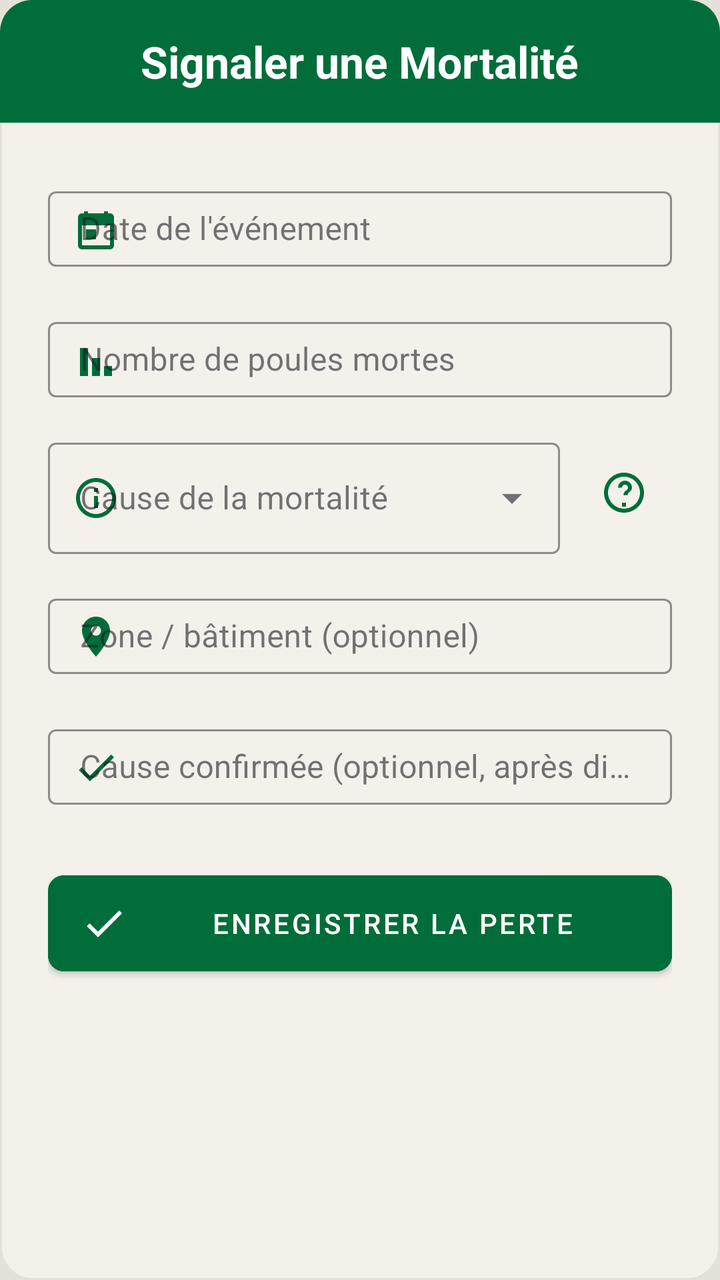
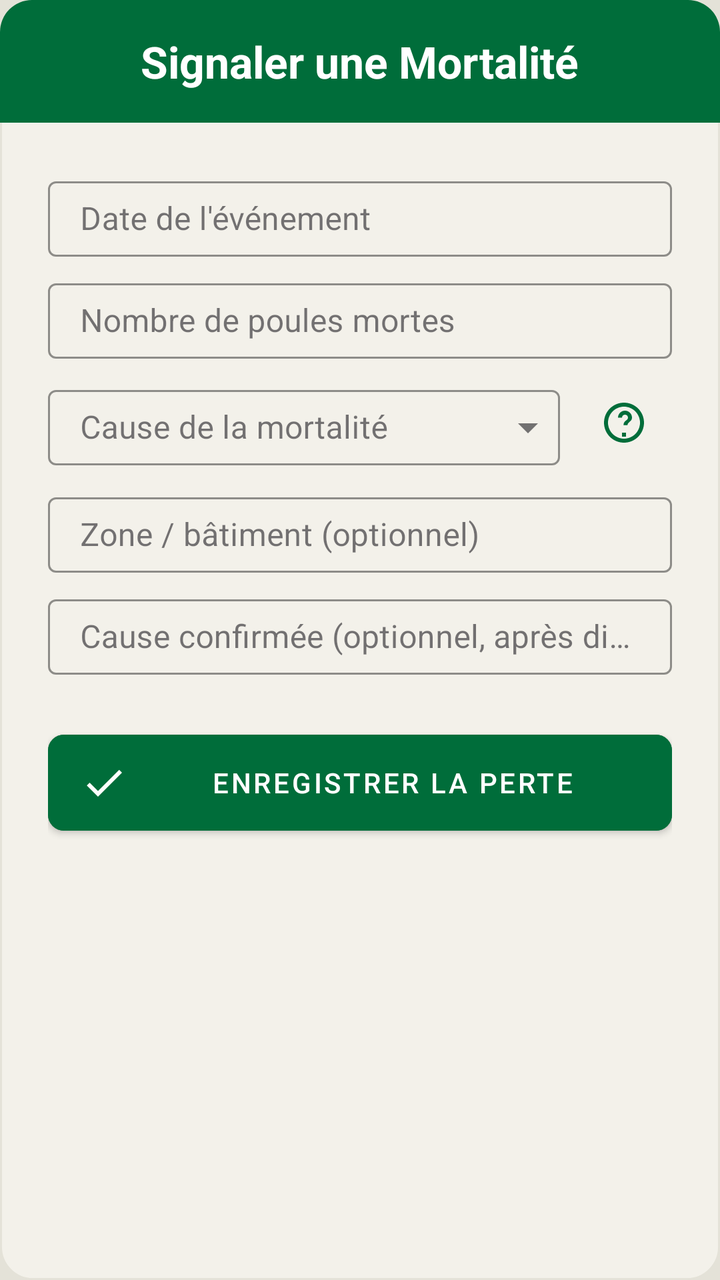

Before-and-after screenshots of an Android layout around one commit, followed by the original layout XML and the change that was made.
<!-- AndroidManifest.xml: application theme Theme.Poulailler_copilot -->
<!-- res/layout/dialog_add_mortality.xml -->
<?xml version="1.0" encoding="utf-8"?>
<LinearLayout xmlns:android="http://schemas.android.com/apk/res/android"
    xmlns:app="http://schemas.android.com/apk/res-auto"
    android:layout_width="match_parent"
    android:layout_height="wrap_content"
    android:orientation="vertical"
    android:background="@drawable/bg_dialog_dark">

    <LinearLayout
        android:layout_width="match_parent"
        android:layout_height="wrap_content"
        android:background="@drawable/bg_dialog_header"
        android:padding="16dp"
        android:gravity="center">
        <TextView
            android:layout_width="wrap_content"
            android:layout_height="wrap_content"
            android:text="Signaler une Mortalité"
            android:textColor="@color/white"
            android:textSize="22sp"
            android:textStyle="bold"/>
    </LinearLayout>

    <LinearLayout
        android:layout_width="match_parent"
        android:layout_height="wrap_content"
        android:orientation="vertical"
        android:padding="24dp">

        <com.google.android.material.textfield.TextInputLayout
            android:layout_width="match_parent"
            android:layout_height="wrap_content"
            android:hint="Date de l'événement"
            style="@style/Widget.MaterialComponents.TextInputLayout.OutlinedBox.Dense"
            android:layout_marginBottom="12dp"
            app:hintTextColor="@color/text_secondary"
            app:boxStrokeColor="@color/primary"
            app:startIconDrawable="@drawable/ic_calendar"
            app:startIconTint="@color/primary">
            <com.google.android.material.textfield.TextInputEditText
        style="@style/Widget.App.TextInputEditText"
                android:id="@+id/etMortalityDate"
                android:layout_width="match_parent"
                android:layout_height="wrap_content"
                android:focusable="false"
                android:clickable="true"
                android:textColor="@color/text_primary" />
        </com.google.android.material.textfield.TextInputLayout>

        <com.google.android.material.textfield.TextInputLayout
            android:layout_width="match_parent"
            android:layout_height="wrap_content"
            android:hint="Nombre de poules mortes"
            style="@style/Widget.MaterialComponents.TextInputLayout.OutlinedBox.Dense"
            android:layout_marginBottom="12dp"
            app:hintTextColor="@color/text_secondary"
            app:boxStrokeColor="@color/primary"
            app:startIconDrawable="@drawable/ic_mortality"
            app:startIconTint="@color/primary">
            <com.google.android.material.textfield.TextInputEditText
        style="@style/Widget.App.TextInputEditText"
                android:id="@+id/etMortalityInput"
                android:layout_width="match_parent"
                android:layout_height="wrap_content"
                android:inputType="number"
                android:textColor="@color/text_primary" />
        </com.google.android.material.textfield.TextInputLayout>

        <LinearLayout
            android:layout_width="match_parent"
            android:layout_height="wrap_content"
            android:orientation="horizontal"
            android:gravity="center_vertical"
            android:layout_marginBottom="12dp">

            <com.google.android.material.textfield.TextInputLayout
                android:id="@+id/tilMortalityCause"
                style="@style/Widget.MaterialComponents.TextInputLayout.OutlinedBox.ExposedDropdownMenu"
                android:layout_width="0dp"
                android:layout_height="wrap_content"
                android:layout_weight="1"
                android:hint="Cause de la mortalité"
                app:hintTextColor="@color/text_secondary"
                app:boxStrokeColor="@color/primary"
                app:startIconDrawable="@drawable/ic_info"
                app:startIconTint="@color/primary">
                <AutoCompleteTextView
                    android:id="@+id/actvMortalityCause"
                    android:layout_width="match_parent"
                    android:layout_height="wrap_content"
                    android:inputType="none"
                    android:textColor="@color/text_primary" />
            </com.google.android.material.textfield.TextInputLayout>

            <ImageButton
                android:id="@+id/btnHelpSymptoms"
                android:layout_width="48dp"
                android:layout_height="48dp"
                android:layout_marginStart="8dp"
                android:background="?attr/selectableItemBackgroundBorderless"
                android:src="@drawable/ic_help"
                app:tint="@color/primary"
                android:contentDescription="Aide au diagnostic" />
        </LinearLayout>

        <com.google.android.material.textfield.TextInputLayout
            android:layout_width="match_parent"
            android:layout_height="wrap_content"
            android:hint="Zone / bâtiment (optionnel)"
            style="@style/Widget.MaterialComponents.TextInputLayout.OutlinedBox.Dense"
            android:layout_marginBottom="12dp"
            app:hintTextColor="@color/text_secondary"
            app:boxStrokeColor="@color/primary"
            app:startIconDrawable="@drawable/ic_location"
            app:startIconTint="@color/primary">
            <com.google.android.material.textfield.TextInputEditText
        style="@style/Widget.App.TextInputEditText"
                android:id="@+id/etMortalityZone"
                android:layout_width="match_parent"
                android:layout_height="wrap_content"
                android:textColor="@color/text_primary" />
        </com.google.android.material.textfield.TextInputLayout>

        <com.google.android.material.textfield.TextInputLayout
            android:id="@+id/tilMortalityConfirmedCause"
            android:layout_width="match_parent"
            android:layout_height="wrap_content"
            android:hint="Cause confirmée (optionnel, après diagnostic)"
            style="@style/Widget.MaterialComponents.TextInputLayout.OutlinedBox.Dense"
            android:layout_marginBottom="24dp"
            app:hintTextColor="@color/text_secondary"
            app:boxStrokeColor="@color/primary"
            app:startIconDrawable="@drawable/ic_check"
            app:startIconTint="@color/primary">
            <com.google.android.material.textfield.TextInputEditText
        style="@style/Widget.App.TextInputEditText"
                android:id="@+id/etMortalityConfirmedCause"
                android:layout_width="match_parent"
                android:layout_height="wrap_content"
                android:textColor="@color/text_primary" />
        </com.google.android.material.textfield.TextInputLayout>

        <com.google.android.material.button.MaterialButton
            android:id="@+id/btnSaveMortality"
            android:layout_width="match_parent"
            android:layout_height="60dp"
            android:text="ENREGISTRER LA PERTE"
            android:backgroundTint="@color/primary"
            android:textColor="@color/white"
            app:cornerRadius="8dp"
            app:icon="@drawable/ic_check"
            app:iconTint="@color/white"/>
    </LinearLayout>
</LinearLayout>
<!-- resources referenced by this layout -->
<resources>
  <color name="primary">#006D3A</color>
  <color name="text_primary">#1C1B1F</color>
  <color name="text_secondary">#49454F</color>
  <color name="white">#FFFFFFFF</color>
  <!-- drawable bg_dialog_header (drawable) -->
  <?xml version="1.0" encoding="utf-8"?>
  <shape xmlns:android="http://schemas.android.com/apk/res/android">
      <solid android:color="@color/primary" />
      <corners
          android:topLeftRadius="16dp"
          android:topRightRadius="16dp" />
  </shape>
  <!-- drawable ic_calendar (drawable) -->
  <vector xmlns:android="http://schemas.android.com/apk/res/android"
      android:width="24dp"
      android:height="24dp"
      android:viewportWidth="24"
      android:viewportHeight="24">
      <path
          android:fillColor="#000000"
          android:pathData="M19,4h-1V3h-2v1H8V3H6v1H5C3.89,4 3.01,4.9 3.01,6L3,20c0,1.1 0.89,2 2,2h14c1.1,0 2,-0.9 2,-2V6C21,4.9 20.1,4 19,4z M19,20H5V10h14V20z M7,12h5v5H7z"/>
  </vector>
  <!-- drawable ic_info (drawable) -->
  <vector xmlns:android="http://schemas.android.com/apk/res/android"
      android:width="24dp"
      android:height="24dp"
      android:viewportWidth="24"
      android:viewportHeight="24">
      <path
          android:fillColor="#000000"
          android:pathData="M11,7h2v2h-2z M11,11h2v6h-2z M12,2C6.48,2 2,6.48 2,12s4.48,10 10,10 10,-4.48 10,-10S17.52,2 12,2z M12,20c-4.41,0 -8,-3.59 -8,-8s3.59,-8 8,-8 8,3.59 8,8 -3.59,8 -8,8z"/>
  </vector>
  <!-- drawable ic_location (drawable) -->
  <vector xmlns:android="http://schemas.android.com/apk/res/android"
      android:width="24dp"
      android:height="24dp"
      android:viewportWidth="24"
      android:viewportHeight="24">
      <path
          android:fillColor="#000000"
          android:pathData="M12,2C8.13,2 5,5.13 5,9c0,5.25 7,13 7,13s7,-7.75 7,-13c0,-3.87 -3.13,-7 -7,-7z M12,11.5c-1.38,0 -2.5,-1.12 -2.5,-2.5s1.12,-2.5 2.5,-2.5 2.5,1.12 2.5,2.5 -1.12,2.5 -2.5,2.5z"/>
  </vector>
  <!-- drawable ic_mortality (drawable) -->
  <vector xmlns:android="http://schemas.android.com/apk/res/android"
      android:width="24dp"
      android:height="24dp"
      android:viewportWidth="24"
      android:viewportHeight="24">
      <path
          android:fillColor="#000000"
          android:pathData="M4,6h4v14h-4z M10,11h4v9h-4z M16,15h4v5h-4z"/>
  </vector>
  <style name="Widget.App.TextInputEditText" parent="Widget.MaterialComponents.TextInputEditText.OutlinedBox.Dense">
          <item name="android:paddingTop">8dp</item>
          <item name="android:paddingBottom">8dp</item>
          <item name="android:minHeight">0dp</item>
      </style>
  <color name="surface">#F3F1EA</color>
  <color name="off_white">#E4E2D8</color>
  <color name="primary_variant">#004D22</color>
  <color name="secondary">#43A047</color>
  <color name="secondary_variant">#2E7D32</color>
  <color name="background">@color/off_white</color>
  <style name="Widget.App.CardView" parent="Widget.MaterialComponents.CardView">
          <item name="cardElevation">2dp</item>
          <item name="cardCornerRadius">16dp</item>
          <item name="cardBackgroundColor">@color/surface</item>
          <item name="strokeWidth">0dp</item>
      </style>
  <style name="ShapeAppearance.App.LargeComponent" parent="ShapeAppearance.MaterialComponents.LargeComponent">
          <item name="cornerFamily">rounded</item>
          <item name="cornerSize">16dp</item>
      </style>
  <style name="Widget.App.TextInputLayout" parent="Widget.MaterialComponents.TextInputLayout.OutlinedBox.Dense" />
  <style name="ThemeOverlay.App.MaterialAlertDialog" parent="ThemeOverlay.MaterialComponents.MaterialAlertDialog">
          <item name="colorSurface">@color/surface</item>
          <item name="colorOnSurface">@color/text_primary</item>
          <item name="android:textColorPrimary">@color/text_primary</item>
      </style>
  <!-- unchanged entries left out for length: 4 -->
</resources>

<!-- the commit's change to res/layout/dialog_add_mortality.xml (unified diff, before → after) -->
@@ -32,11 +32,9 @@
             android:layout_height="wrap_content"
             android:hint="Date de l'événement"
             style="@style/Widget.MaterialComponents.TextInputLayout.OutlinedBox.Dense"
-            android:layout_marginBottom="12dp"
+            android:layout_marginBottom="8dp"
             app:hintTextColor="@color/text_secondary"
-            app:boxStrokeColor="@color/primary"
-            app:startIconDrawable="@drawable/ic_calendar"
-            app:startIconTint="@color/primary">
+            app:boxStrokeColor="@color/primary">
             <com.google.android.material.textfield.TextInputEditText
         style="@style/Widget.App.TextInputEditText"
                 android:id="@+id/etMortalityDate"
@@ -52,11 +50,9 @@
             android:layout_height="wrap_content"
             android:hint="Nombre de poules mortes"
             style="@style/Widget.MaterialComponents.TextInputLayout.OutlinedBox.Dense"
-            android:layout_marginBottom="12dp"
+            android:layout_marginBottom="8dp"
             app:hintTextColor="@color/text_secondary"
-            app:boxStrokeColor="@color/primary"
-            app:startIconDrawable="@drawable/ic_mortality"
-            app:startIconTint="@color/primary">
+            app:boxStrokeColor="@color/primary">
             <com.google.android.material.textfield.TextInputEditText
         style="@style/Widget.App.TextInputEditText"
                 android:id="@+id/etMortalityInput"
@@ -71,23 +67,25 @@
             android:layout_height="wrap_content"
             android:orientation="horizontal"
             android:gravity="center_vertical"
-            android:layout_marginBottom="12dp">
+            android:layout_marginBottom="8dp">
 
             <com.google.android.material.textfield.TextInputLayout
                 android:id="@+id/tilMortalityCause"
-                style="@style/Widget.MaterialComponents.TextInputLayout.OutlinedBox.ExposedDropdownMenu"
+                style="@style/Widget.MaterialComponents.TextInputLayout.OutlinedBox.Dense.ExposedDropdownMenu"
+            app:endIconMinSize="32dp"
                 android:layout_width="0dp"
                 android:layout_height="wrap_content"
                 android:layout_weight="1"
                 android:hint="Cause de la mortalité"
                 app:hintTextColor="@color/text_secondary"
-                app:boxStrokeColor="@color/primary"
-                app:startIconDrawable="@drawable/ic_info"
-                app:startIconTint="@color/primary">
+                app:boxStrokeColor="@color/primary">
                 <AutoCompleteTextView
                     android:id="@+id/actvMortalityCause"
                     android:layout_width="match_parent"
                     android:layout_height="wrap_content"
+                    android:minHeight="0dp"
+                    android:paddingTop="8dp"
+                    android:paddingBottom="8dp"
                     android:inputType="none"
                     android:textColor="@color/text_primary" />
             </com.google.android.material.textfield.TextInputLayout>
@@ -108,11 +106,9 @@
             android:layout_height="wrap_content"
             android:hint="Zone / bâtiment (optionnel)"
             style="@style/Widget.MaterialComponents.TextInputLayout.OutlinedBox.Dense"
-            android:layout_marginBottom="12dp"
+            android:layout_marginBottom="8dp"
             app:hintTextColor="@color/text_secondary"
-            app:boxStrokeColor="@color/primary"
-            app:startIconDrawable="@drawable/ic_location"
-            app:startIconTint="@color/primary">
+            app:boxStrokeColor="@color/primary">
             <com.google.android.material.textfield.TextInputEditText
         style="@style/Widget.App.TextInputEditText"
                 android:id="@+id/etMortalityZone"
@@ -129,9 +125,7 @@
             style="@style/Widget.MaterialComponents.TextInputLayout.OutlinedBox.Dense"
             android:layout_marginBottom="24dp"
             app:hintTextColor="@color/text_secondary"
-            app:boxStrokeColor="@color/primary"
-            app:startIconDrawable="@drawable/ic_check"
-            app:startIconTint="@color/primary">
+            app:boxStrokeColor="@color/primary">
             <com.google.android.material.textfield.TextInputEditText
         style="@style/Widget.App.TextInputEditText"
                 android:id="@+id/etMortalityConfirmedCause"
<!-- resource entries referenced after the edit -->
@@ -12,46 +12,6 @@
           android:topLeftRadius="16dp"
           android:topRightRadius="16dp" />
   </shape>
-  <!-- drawable ic_calendar (drawable) -->
-  <vector xmlns:android="http://schemas.android.com/apk/res/android"
-      android:width="24dp"
-      android:height="24dp"
-      android:viewportWidth="24"
-      android:viewportHeight="24">
-      <path
-          android:fillColor="#000000"
-          android:pathData="M19,4h-1V3h-2v1H8V3H6v1H5C3.89,4 3.01,4.9 3.01,6L3,20c0,1.1 0.89,2 2,2h14c1.1,0 2,-0.9 2,-2V6C21,4.9 20.1,4 19,4z M19,20H5V10h14V20z M7,12h5v5H7z"/>
-  </vector>
-  <!-- drawable ic_info (drawable) -->
-  <vector xmlns:android="http://schemas.android.com/apk/res/android"
-      android:width="24dp"
-      android:height="24dp"
-      android:viewportWidth="24"
-      android:viewportHeight="24">
-      <path
-          android:fillColor="#000000"
-          android:pathData="M11,7h2v2h-2z M11,11h2v6h-2z M12,2C6.48,2 2,6.48 2,12s4.48,10 10,10 10,-4.48 10,-10S17.52,2 12,2z M12,20c-4.41,0 -8,-3.59 -8,-8s3.59,-8 8,-8 8,3.59 8,8 -3.59,8 -8,8z"/>
-  </vector>
-  <!-- drawable ic_location (drawable) -->
-  <vector xmlns:android="http://schemas.android.com/apk/res/android"
-      android:width="24dp"
-      android:height="24dp"
-      android:viewportWidth="24"
-      android:viewportHeight="24">
-      <path
-          android:fillColor="#000000"
-          android:pathData="M12,2C8.13,2 5,5.13 5,9c0,5.25 7,13 7,13s7,-7.75 7,-13c0,-3.87 -3.13,-7 -7,-7z M12,11.5c-1.38,0 -2.5,-1.12 -2.5,-2.5s1.12,-2.5 2.5,-2.5 2.5,1.12 2.5,2.5 -1.12,2.5 -2.5,2.5z"/>
-  </vector>
-  <!-- drawable ic_mortality (drawable) -->
-  <vector xmlns:android="http://schemas.android.com/apk/res/android"
-      android:width="24dp"
-      android:height="24dp"
-      android:viewportWidth="24"
-      android:viewportHeight="24">
-      <path
-          android:fillColor="#000000"
-          android:pathData="M4,6h4v14h-4z M10,11h4v9h-4z M16,15h4v5h-4z"/>
-  </vector>
   <style name="Widget.App.TextInputEditText" parent="Widget.MaterialComponents.TextInputEditText.OutlinedBox.Dense">
           <item name="android:paddingTop">8dp</item>
           <item name="android:paddingBottom">8dp</item>
